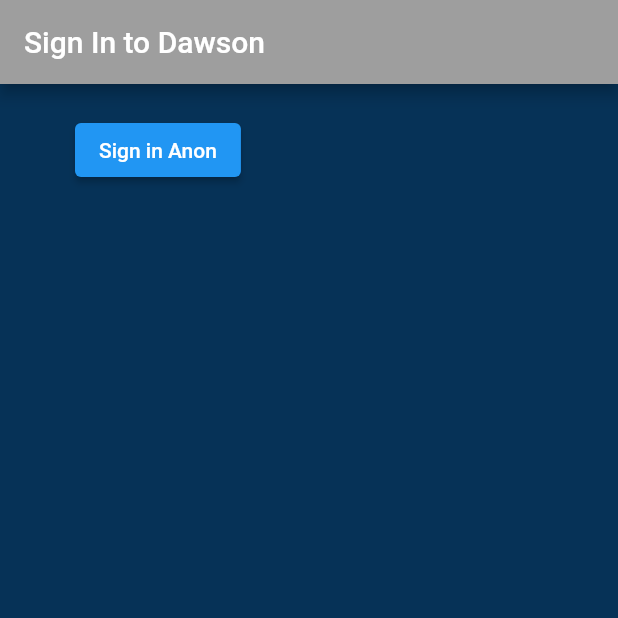
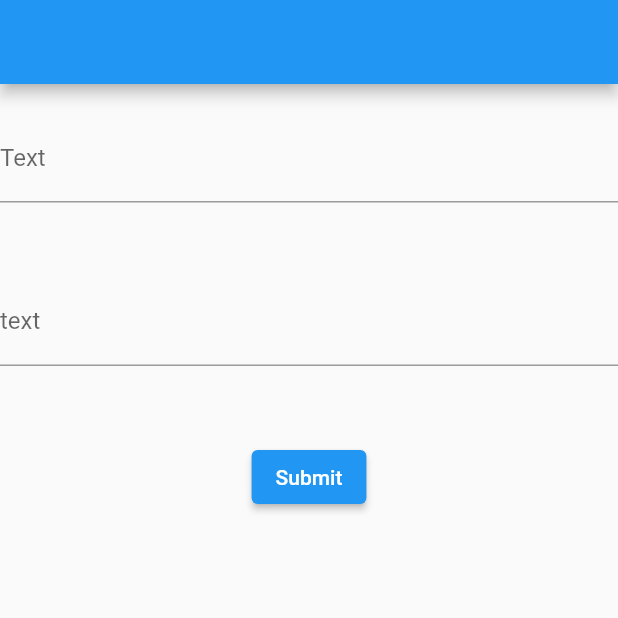
Before and after one commit to a307/tru-dawson-project, a Flutter app: the screen it shows after launch, on a phone screen of 412 x 824 dp, the top half of it. Run offline on Flutter 3.47's test engine with Material 2 defaults, Android fonts, the phone set to English and light mode, and no system bars; our stand-ins replace cloud_firestore, firebase_auth, firebase_core; accounts and stored records are empty.

Commit message:
CustomForm now uses anonymous uid
Anonymous UID is used from signInAnon() when submitting data to database

```diff
--- a/tru_dawson_project/lib/main.dart
+++ b/tru_dawson_project/lib/main.dart
@@ -4,91 +4,83 @@ import 'package:firebase_core/firebase_core.dart';
 import 'package:tru_dawson_project/authenticate.dart';
 import 'package:tru_dawson_project/database.dart';
 import 'firebase_options.dart';
+import 'package:tru_dawson_project/auth.dart';
 
 const List<String> list = <String>['One', 'Two', 'Three', 'Four'];
 void main() async {
   await Firebase.initializeApp(
     options: DefaultFirebaseOptions.currentPlatform,
   );
-  runApp(const MaterialApp(home: Authenticate() //class
+  runApp(const MaterialApp(home: CustomForm() //class
       ));
 }
 
+class CustomForm extends StatefulWidget {
+  const CustomForm({super.key});
 
+  @override
+  State<CustomForm> createState() => _CustomFormState();
+}
 
-
-
-
-
-
-
-
-
-
-
-
-// class CustomForm extends StatefulWidget {
-//   const CustomForm({super.key});
-
-//   @override
-//   State<CustomForm> createState() => _CustomFormState();
-// }
-
-// class _CustomFormState extends State<CustomForm> {
-//   final TextEditingController usernameTEC = TextEditingController();
-//   final TextEditingController passwordTEC = TextEditingController();
-
-//   final _formKey = GlobalKey<FormState>();
-//   String dropDownValue = list.first;
-//   @override
-//   Widget build(BuildContext context) {
-//     return Scaffold(
-//       appBar: AppBar(
-//         backgroundColor: Colors.blue,
-//       ),
-//       body: Form(
-//         key: _formKey,
-//         child: Column(
-//           children: <Widget>[
-//             const SizedBox(
-//               height: 20,
-//             ),
-//             Material(
-//               child: TextFormField(
-//                 controller: usernameTEC,
-//                 decoration: const InputDecoration(
-//                   icon: Icon(Icons.person),
-//                   hintText: 'Enter username',
-//                   labelText: 'Username',
-//                 ),
-//               ),
-//             ),
-//             const SizedBox(
-//               height: 50,
-//             ),
-//             Material(
-//               child: TextFormField(
-//                 controller: passwordTEC,
-//                 decoration: const InputDecoration(
-//                   icon: Icon(Icons.password),
-//                   hintText: 'Enter a password',
-//                   labelText: 'Password',
-//                 ),
-//               ),
-//             ),
-//             const SizedBox(height: 50),
-//             ElevatedButton(
-//                 onPressed: () async {
-//                   await DatabaseService(uid: usernameTEC.text)
-//                       .updateUserData(usernameTEC.text, passwordTEC.text);
-
-//                   print(usernameTEC.text);
-//                   print(passwordTEC.text);
-//                 },
-//                 child: const Text('Submit'))
-//           ],
-//         ),
-//       ),
-//     );
-//   }
-// }
+class _CustomFormState extends State<CustomForm> {
+  final TextEditingController usernameTEC = TextEditingController();
+  final TextEditingController passwordTEC = TextEditingController();
+  final AuthService auth = AuthService();
+  final _formKey = GlobalKey<FormState>();
+  String dropDownValue = list.first;
+  @override
+  Widget build(BuildContext context) {
+    return Scaffold(
+      appBar: AppBar(
+        backgroundColor: Colors.blue,
+      ),
+      body: Form(
+        key: _formKey,
+        child: Column(
+          children: <Widget>[
+            const SizedBox(
+              height: 20,
+            ),
+            Material(
+              child: TextFormField(
+                controller: usernameTEC,
+                decoration: const InputDecoration(
+                  hintText: 'Enter in text',
+                  labelText: 'Text',
+                ),
+              ),
+            ),
+            const SizedBox(
+              height: 50,
+            ),
+            Material(
+              child: TextFormField(
+                controller: passwordTEC,
+                decoration: const InputDecoration(
+                  hintText: 'Enter a text',
+                  labelText: 'text',
+                ),
+              ),
+            ),
+            const SizedBox(height: 50),
+            ElevatedButton(
+                onPressed: () async {
+                  dynamic result = await auth.signInAnon();
+                  if (result == null) {
+                    print('error signing in');
+                  } else {
+                    print('user has signed in');
+                    print(result.uid);
+                  }
+                  await DatabaseService(uid: result.uid)
+                      .updateUserData(usernameTEC.text, passwordTEC.text);
+                  print(usernameTEC.text);
+                  print(passwordTEC.text);
+                },
+                child: const Text('Submit'))
+          ],
+        ),
+      ),
+    );
+  }
+}
```
